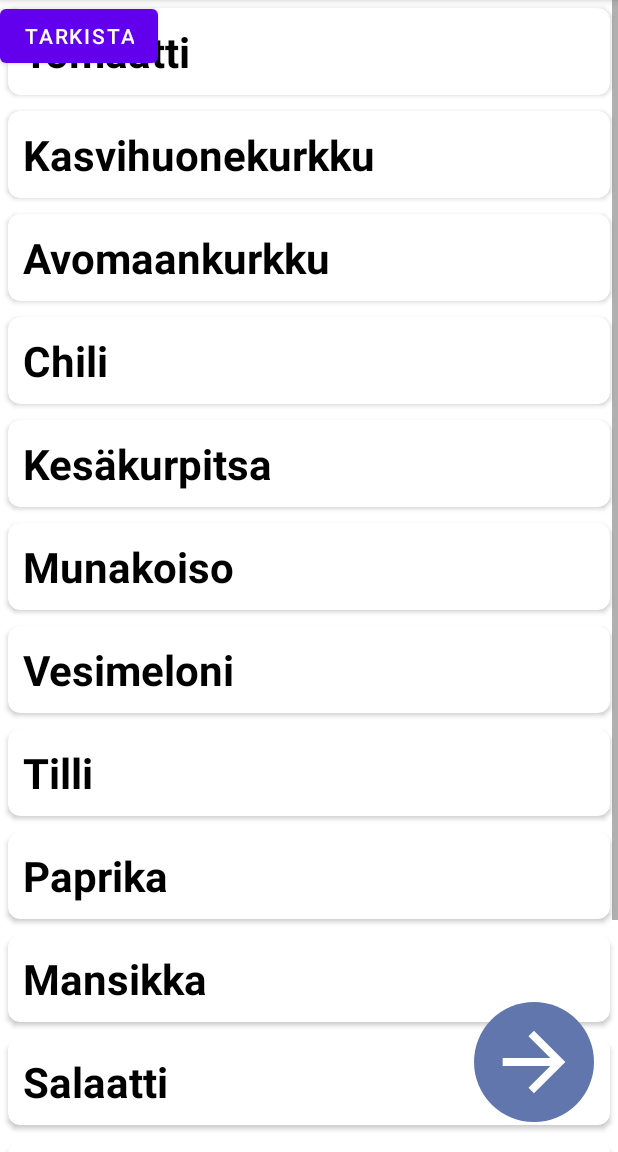
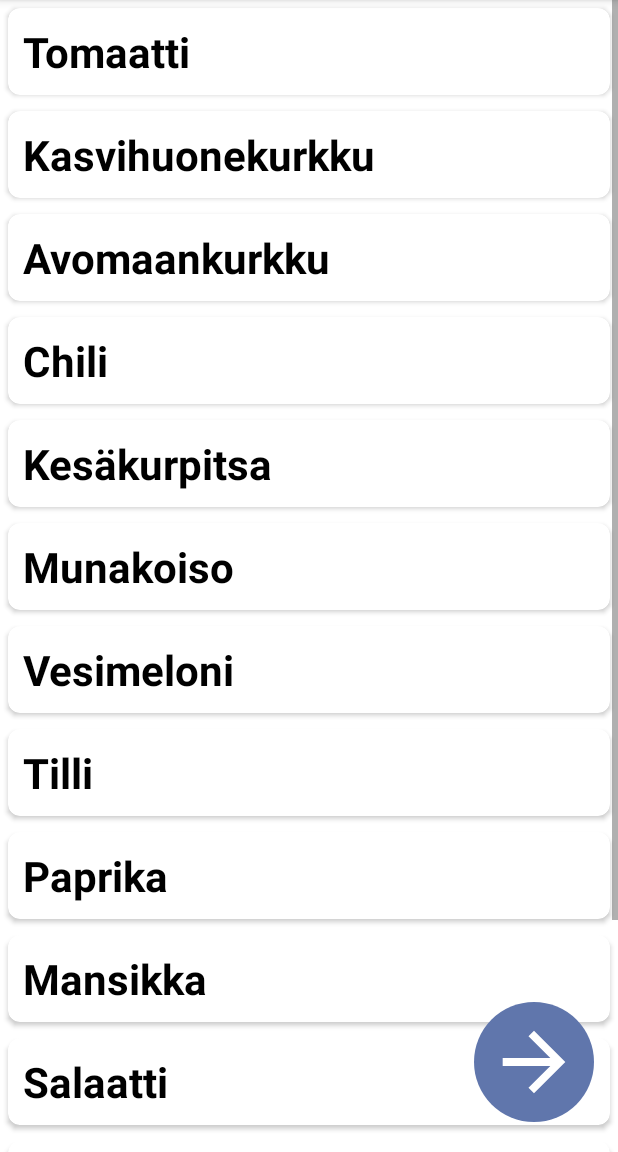
Before and after one commit to Vezki/OhjelmointiProjekti, an Android app: the KasviValinta screen opened directly, with no data from a screen before it, on a phone screen of 412 x 824 dp, the part 84-1236 px from its top. Run offline under Robolectric (Android 15) with nearby library versions, the phone set to English and light mode, and no system bars.

Commit message:
jotain juttua

```diff
--- a/Appi/app/src/main/assets/asetukset.json
+++ b/Appi/app/src/main/assets/asetukset.json
@@ -3,7 +3,7 @@
 		{
 			"alue": "III",
 			"kasvit": [
-				"Tomaatti", "Chili"
+				"Tomaatti", "Chili", "Vesimeloni", "Herne"
 			]
 		}
 	]
--- a/Appi/app/src/main/java/com/plantsit/koskaistutan/CustomAdapterMain.java
+++ b/Appi/app/src/main/java/com/plantsit/koskaistutan/CustomAdapterMain.java
@@ -31,10 +31,7 @@ public class CustomAdapterMain extends RecyclerView.Adapter<CustomAdapterMain.My
         this.aIstutusAika = aIstutusAika;
         this.vIstutusAika = vIstutusAika;
         this.ctx = ctx;
-
     }
-
-
 
     @NonNull
     @Override
--- a/Appi/app/src/main/java/com/plantsit/koskaistutan/KasviValinta.java
+++ b/Appi/app/src/main/java/com/plantsit/koskaistutan/KasviValinta.java
@@ -66,7 +66,7 @@ public class KasviValinta extends AppCompatActivity {
         btnTallenna.setOnClickListener(new View.OnClickListener(){
             @Override
             public void onClick(View view) {
-                //startActivity(new Intent(KasviValinta.this, IstutusAjat.class));
+                startActivity(new Intent(KasviValinta.this, IstutusAjat.class));
                 String chosenOnes = customAdapter.valitutKasvit.toString();
 
                 try{
@@ -87,7 +87,7 @@ public class KasviValinta extends AppCompatActivity {
             }
         });
 
-        Button btnTarkista = findViewById(R.id.btnTarkista);
+        /*Button btnTarkista = findViewById(R.id.btnTarkista);
         ArrayList<String> kasvilistaa = new ArrayList<>();
 
         btnTarkista.setOnClickListener(new View.OnClickListener() {
@@ -109,7 +109,7 @@ public class KasviValinta extends AppCompatActivity {
                 } catch (JSONException e) {
                     e.printStackTrace();
                 }
-            }});
+            }});*/
     }
 
             private String loadJSONfromAssets() {
--- a/Appi/app/src/main/java/com/plantsit/koskaistutan/MainActivity.java
+++ b/Appi/app/src/main/java/com/plantsit/koskaistutan/MainActivity.java
@@ -6,7 +6,6 @@ import android.content.Intent;
 import android.os.Bundle;
 import android.view.View;
 import android.widget.Button;
-import android.widget.ImageButton;
 
 public class MainActivity extends AppCompatActivity {
 
@@ -14,6 +13,8 @@ public class MainActivity extends AppCompatActivity {
     protected void onCreate(Bundle savedInstanceState) {
         super.onCreate(savedInstanceState);
         setContentView(R.layout.activity_main);
+
+        startActivity(new Intent(MainActivity.this, AlueValinta.class));
 
         Button aluevalintaBtn = findViewById(R.id.aluevalintaBtn);
 
--- a/Appi/app/src/main/res/layout/activity_kasvi_valinta.xml
+++ b/Appi/app/src/main/res/layout/activity_kasvi_valinta.xml
@@ -16,14 +16,14 @@
         tools:layout_editor_absoluteY="0dp"
         tools:listitem="@layout/listaan" />
 
-     <Button
+    <!--<Button
        android:id="@+id/btnTarkista"
        android:layout_width="wrap_content"
        android:layout_height="wrap_content"
        android:text="Tarkista"
        tools:ignore="MissingConstraints"
        tools:layout_editor_absoluteX="0dp"
-        tools:layout_editor_absoluteY="676dp" />
+       tools:layout_editor_absoluteY="676dp" />-->
 
         <ImageButton
        android:id="@+id/btnTallenna"
@@ -38,15 +38,4 @@
        app:layout_constraintVertical_bias="0.971"
        app:srcCompat="@drawable/ic_arrow_right_foreground" />
 
-    <!-- <Button
-         android:layout_width="wrap_content"
-         android:layout_height="wrap_content"
-         android:id="@+id/btnTallenna"
-         app:layout_constraintBottom_toBottomOf="parent"
-         app:layout_constraintEnd_toEndOf="parent"
-         app:layout_constraintHorizontal_bias="0.951"
-         app:layout_constraintStart_toStartOf="parent"
-         app:layout_constraintTop_toTopOf="parent"
-         app:layout_constraintVertical_bias="0.971" />-->
-
 </androidx.constraintlayout.widget.ConstraintLayout>
```
Also changed, not shown: Appi/app/src/main/java/com/plantsit/koskaistutan/IstutusAjat.java (+0 -8 lines). Lines whose indentation alone changed are shown as unchanged.
